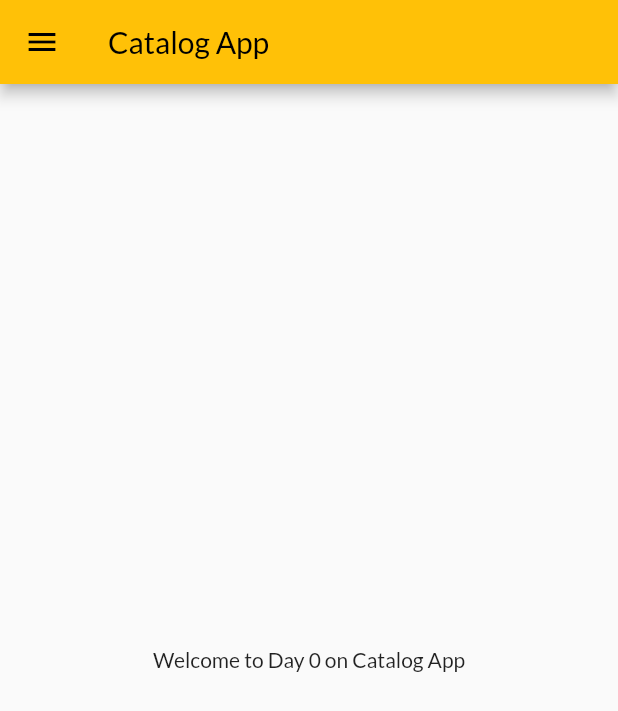
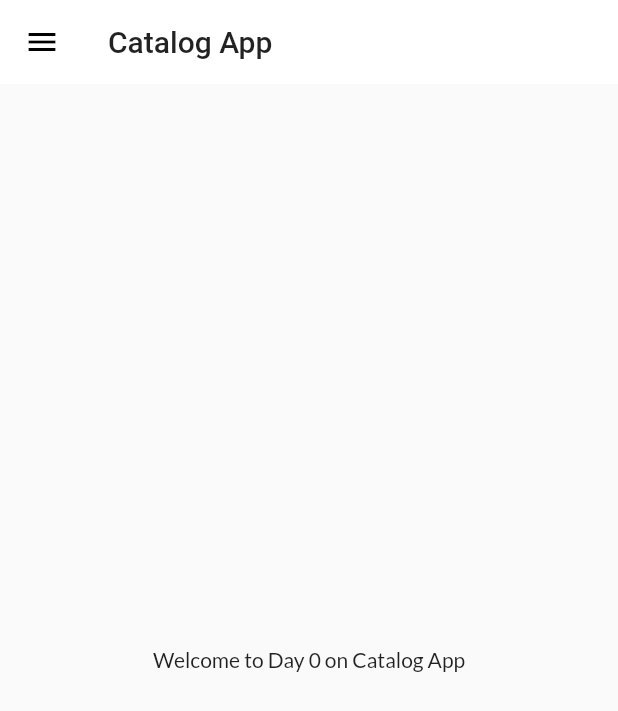
Before and after one commit to bibek77/catalog-app, a Flutter app: the screen it shows after launch, on a phone screen of 412 x 824 dp. Shown: the top 711 px of the screen. Run offline on Flutter 3.47's test engine with Material 2 defaults, Android fonts, the phone set to English and light mode, and no system bars; our stand-ins replace google_fonts.

Commit message:
theme committed

```diff
--- a/lib/main.dart
+++ b/lib/main.dart
@@ -2,6 +2,7 @@
 import 'package:flutter_catalog/pages/home_page.dart';
 import 'package:flutter_catalog/pages/login_page.dart';
 import 'package:flutter_catalog/utils/routes.dart';
+import 'package:flutter_catalog/widgets/themes.dart';
 import 'package:google_fonts/google_fonts.dart';
 
 void main() {
@@ -14,24 +15,19 @@
   // This widget is the root of your application.
   @override
   Widget build(BuildContext context) {
-
     return MaterialApp(
       title: 'Flutter Test App',
       // home: Homepage(),
       themeMode: ThemeMode.light,
       // darkTheme: ThemeData(brightness: Brightness.dark ),
-            theme: ThemeData(
-        primarySwatch: Colors.amber,
-        fontFamily: GoogleFonts.lato().fontFamily,
-        primaryTextTheme: GoogleFonts.latoTextTheme()
-      ),
+      theme: MyTheme.lightTheme(context),
+      darkTheme: MyTheme.darkTheme(context),
       debugShowCheckedModeBanner: false,
       initialRoute: MyRoutes.homeRoute,
       routes: {
         "/": (context) => LoginPage(),
         MyRoutes.homeRoute: (context) => Homepage(),
         MyRoutes.loginRoute: (context) => LoginPage(),
-
       },
     );
   }
--- /dev/null
+++ b/lib/widgets/themes.dart
@@ -0,0 +1,22 @@
+import 'package:flutter/material.dart';
+import 'package:google_fonts/google_fonts.dart';
+
+class MyTheme {
+  static ThemeData lightTheme(BuildContext context) => ThemeData(
+      primarySwatch: Colors.deepPurple,
+      fontFamily: GoogleFonts.lato().fontFamily,
+      appBarTheme: AppBarTheme(
+        color: Colors.white,
+        elevation: 0.0,
+        iconTheme: IconThemeData(color: Colors.black),
+        toolbarTextStyle: Theme.of(context).textTheme.bodyText2,
+        titleTextStyle: Theme.of(context).textTheme.headline6,
+      )
+      // primaryTextTheme: GoogleFonts.latoTextTheme()
+      );
+
+  static ThemeData darkTheme(BuildContext context) => ThemeData(
+        brightness: Brightness.dark,
+        // primaryTextTheme: GoogleFonts.latoTextTheme()
+      );
+}
```
